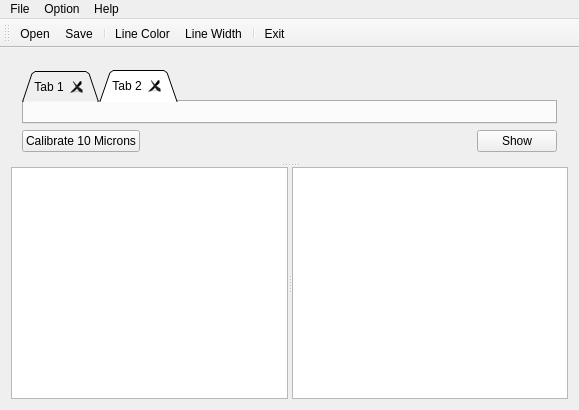
Before: the Qt Designer form mainwindow.ui in dare5421/MasterMeasure, drawn with Qt 5.
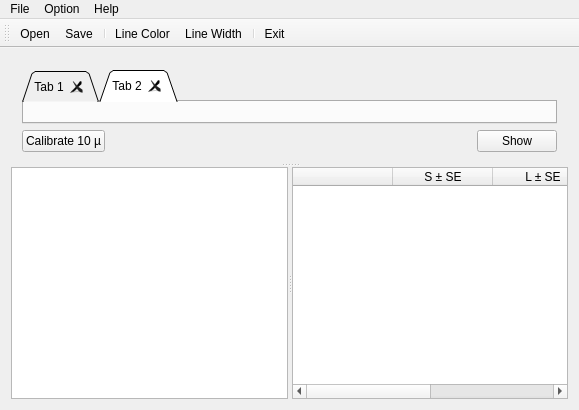
After: the same form once the commit is applied. Icons and pictures are not drawn.

Patch:
```diff
--- a/mainwindow.ui
+++ b/mainwindow.ui
@@ -71,7 +71,7 @@
           <item>
            <widget class="QPushButton" name="calibrateButton">
             <property name="text">
-             <string>Calibrate 10 Microns</string>
+             <string>Calibrate 10 µ</string>
             </property>
            </widget>
           </item>
@@ -128,8 +128,31 @@
          </size>
         </property>
         <attribute name="horizontalHeaderVisible">
+         <bool>true</bool>
+        </attribute>
+        <attribute name="horizontalHeaderCascadingSectionResizes">
          <bool>false</bool>
         </attribute>
+        <column>
+         <property name="text">
+          <string/>
+         </property>
+        </column>
+        <column>
+         <property name="text">
+          <string>S ± SE</string>
+         </property>
+        </column>
+        <column>
+         <property name="text">
+          <string>L ± SE</string>
+         </property>
+        </column>
+        <column>
+         <property name="text">
+          <string>TL ± SE</string>
+         </property>
+        </column>
        </widget>
       </widget>
      </widget>
```
Left out of the diff: 6 changed lines with no effect on the pictures.
